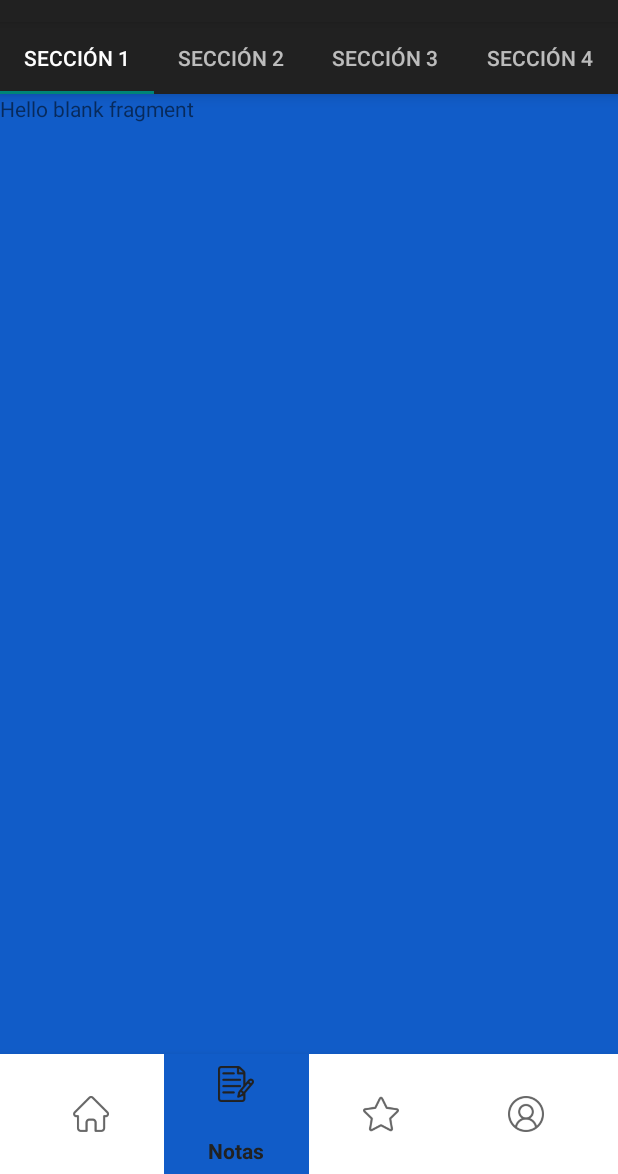
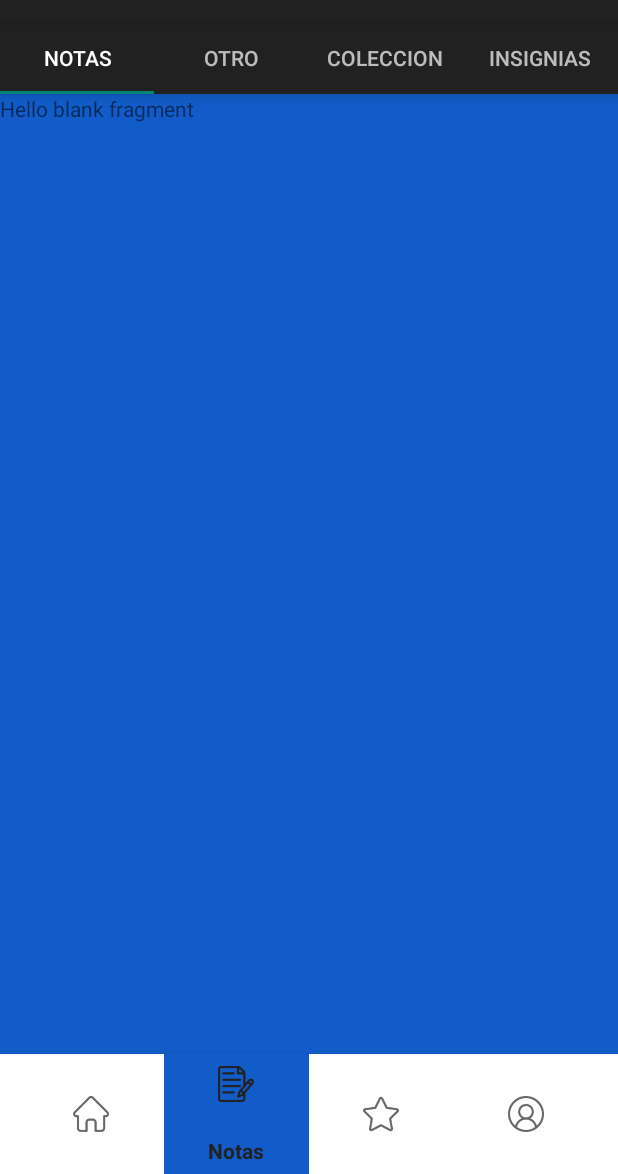
Before and after one commit to javi7rp/HospedajeTema3, an Android app built with Jetpack Compose: the screen it shows after launch (MainActivity), item 2 of the bottom bar chosen, on a phone screen of 412 x 824 dp, the part 62-1236 px from its top. Run offline under Robolectric (Android 15) with nearby library versions, the phone set to English and light mode, and no system bars; libraries missing offline, so code that uses them is left out: pub.devrel.easypermissions; pictures from the network do not load.

Commit message:
start insignias

```diff
--- a/app/src/main/java/com/example/hospedajetema3/fragments/FragmentNotas.kt
+++ b/app/src/main/java/com/example/hospedajetema3/fragments/FragmentNotas.kt
@@ -6,7 +6,7 @@ import androidx.fragment.app.Fragment
 import androidx.viewpager.widget.ViewPager
 import com.google.android.material.tabs.TabLayout
 import com.example.hospedajetema3.R
-import com.example.hospedajetema3.fragments.fragment_notes.CalendarFragment
+import com.example.hospedajetema3.fragments.fragment_notes.InsigniasFragment
 import com.example.hospedajetema3.fragments.fragment_notes.NotesFragment
 import com.example.hospedajetema3.fragments.fragment_notes.OtherFragment
 
@@ -43,14 +43,19 @@ class FragmentNotas : Fragment() {
                 0 -> NotesFragment()
                 1 -> OtherFragment()
                 2 -> RewardFragment()
-                3 -> CalendarFragment()
+                3 -> InsigniasFragment()
                 else -> NotesFragment()
             }
         }
 
         override fun getPageTitle(position: Int): CharSequence? {
-            // Títulos para las pestañas
-            return "Sección ${position + 1}"
+            return when (position) {
+                0 -> "Notas"
+                1 -> "Otro"
+                2 -> "Coleccion"
+                3 -> "Insignias"
+                else -> "Sección ${position + 1}"
+            }
         }
     }
 }
--- a/app/src/main/java/com/example/hospedajetema3/fragments/fragment_notes/CalendarFragment.kt
+++ b/app/src/main/java/com/example/hospedajetema3/fragments/fragment_notes/InsigniasFragment.kt
@@ -7,12 +7,12 @@ import android.view.View
 import android.view.ViewGroup
 import com.example.hospedajetema3.R
 
-class CalendarFragment : Fragment() {
+class InsigniasFragment : Fragment() {
     override fun onCreateView(
         inflater: LayoutInflater, container: ViewGroup?,
         savedInstanceState: Bundle?
     ): View? {
-        val view = inflater.inflate(R.layout.fragment_calendar, container, false)
+        val view = inflater.inflate(R.layout.fragment_insignias, container, false)
         return view
     }
 }
--- a/app/src/main/java/com/example/hospedajetema3/fragments/fragment_notes/RewardFragment.kt
+++ b/app/src/main/java/com/example/hospedajetema3/fragments/fragment_notes/RewardFragment.kt
@@ -197,7 +197,7 @@ class RewardFragment : Fragment() {
         radioGroup1.orientation = RadioGroup.HORIZONTAL
 
         val radioButton1 = RadioButton(context)
-        radioButton1.text = "Imagen 1"
+        radioButton1.text = "Carta 1"
         radioGroup1.addView(radioButton1)
 
         val newImageView1 = ImageView(context)
@@ -216,7 +216,7 @@ class RewardFragment : Fragment() {
         radioGroup2.orientation = RadioGroup.HORIZONTAL
 
         val radioButton2 = RadioButton(context)
-        radioButton2.text = "Imagen 2"
+        radioButton2.text = "Carta 2"
         radioGroup2.addView(radioButton2)
 
         val newImageView2 = ImageView(context)
@@ -229,7 +229,7 @@ class RewardFragment : Fragment() {
         mainLayout.addView(layout1)
         mainLayout.addView(layout2)
 
-        alertDialogBuilder.setPositiveButton("Confirmar") { _, _ ->
+        alertDialogBuilder.setPositiveButton("CONFIRMAR") { _, _ ->
             val selectedOption = when {
                 radioButton1.isChecked -> 1
                 radioButton2.isChecked -> 2
--- a/app/src/main/res/layout/fragment_calendar.xml
+++ b/app/src/main/res/layout/fragment_insignias.xml
@@ -3,7 +3,7 @@
     xmlns:tools="http://schemas.android.com/tools"
     android:layout_width="match_parent"
     android:layout_height="match_parent"
-    tools:context=".fragments.fragment_notes.CalendarFragment">
+    tools:context=".fragments.fragment_notes.InsigniasFragment">
 
     <!-- TODO: Update blank fragment layout -->
     <TextView
```
